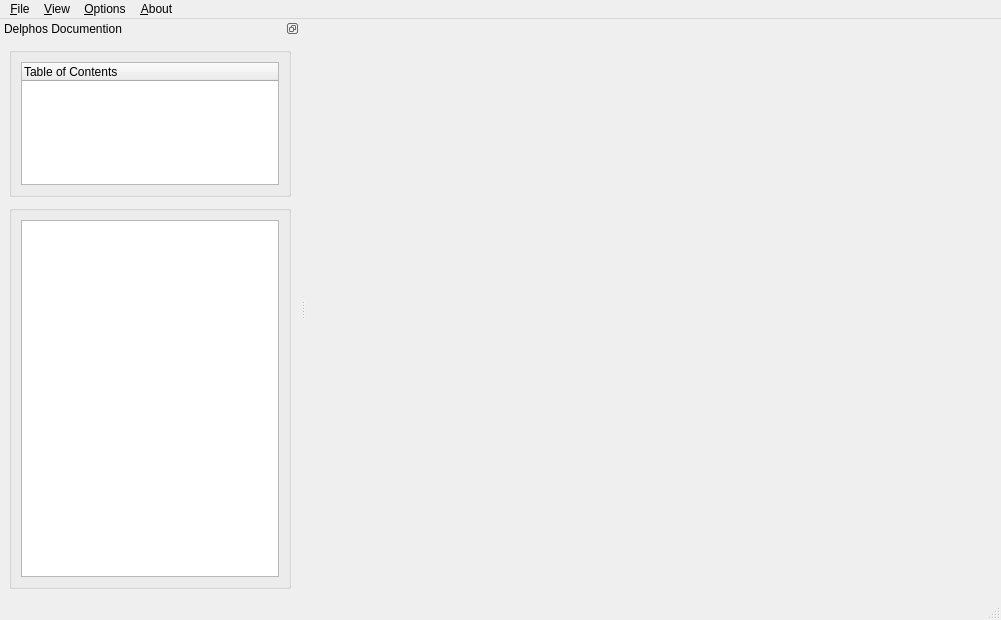
Above: src/gui/main_window.ui from Ecotrust/delphos before the change. Below: the same form after it.
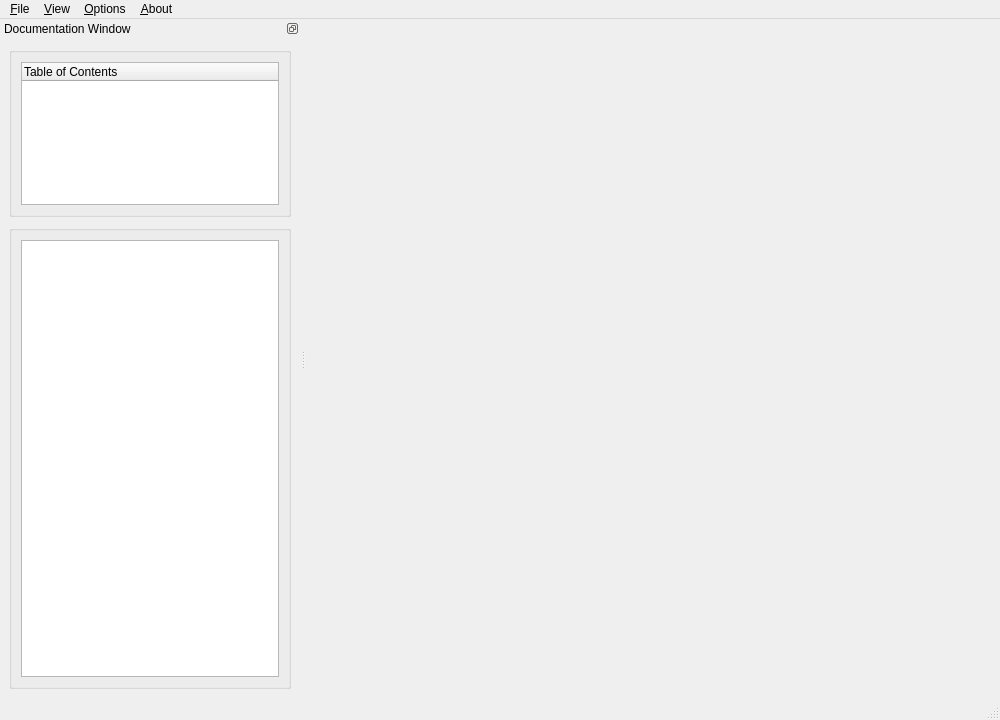
That is the form after the change. Custom widgets are drawn as their Qt base class.

Patch:
```diff
--- a/src/gui/main_window.ui
+++ b/src/gui/main_window.ui
@@ -5,8 +5,8 @@
    <rect>
     <x>0</x>
     <y>0</y>
-    <width>1001</width>
-    <height>620</height>
+    <width>1000</width>
+    <height>720</height>
    </rect>
   </property>
   <property name="minimumSize" >
@@ -27,7 +27,7 @@
     <rect>
      <x>0</x>
      <y>0</y>
-     <width>1001</width>
+     <width>1000</width>
      <height>21</height>
     </rect>
    </property>
@@ -91,7 +91,7 @@
     <set>Qt::LeftDockWidgetArea|Qt::NoDockWidgetArea|Qt::RightDockWidgetArea</set>
    </property>
    <property name="windowTitle" >
-    <string>Delphos Documention</string>
+    <string>Documentation Window</string>
    </property>
    <attribute name="dockWidgetArea" >
     <number>1</number>
@@ -108,13 +108,13 @@
          <property name="minimumSize" >
           <size>
            <width>0</width>
-           <height>100</height>
+           <height>120</height>
           </size>
          </property>
          <property name="maximumSize" >
           <size>
            <width>16777215</width>
-           <height>150</height>
+           <height>170</height>
           </size>
          </property>
          <property name="title" >
```
Left out of the diff: 6 changed lines with no effect on the pictures.
